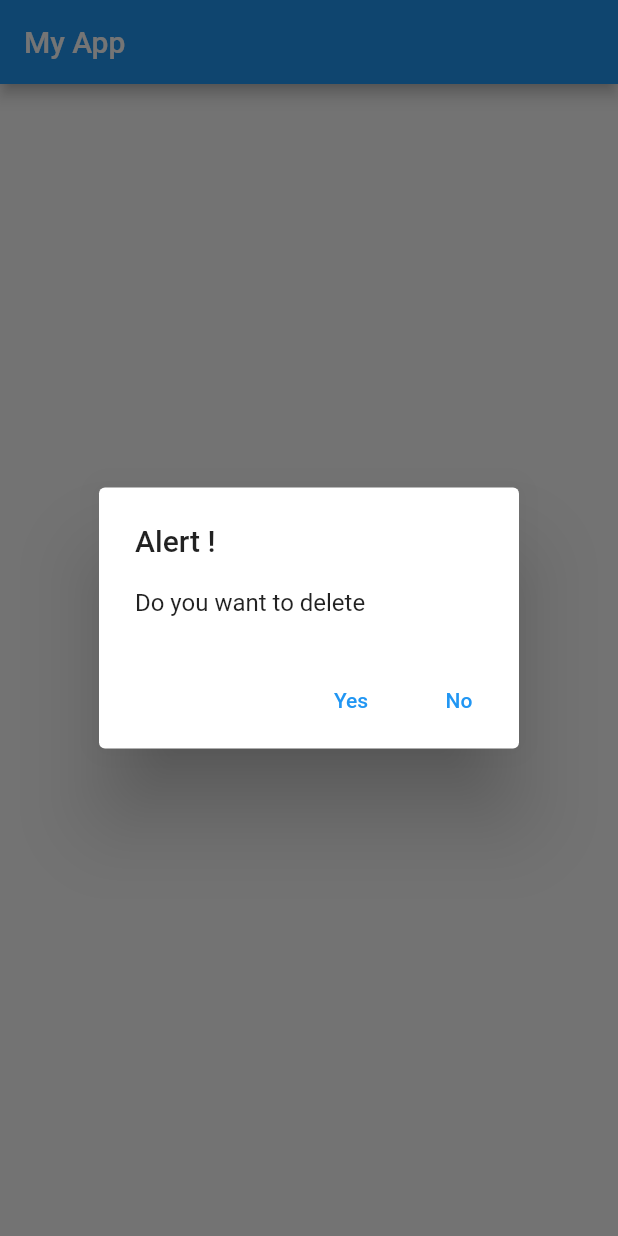
After one commit to IsratAra17/flutter_core, a Flutter app: the Alert_Dialog screen opened directly, after a tap on "click me", on a phone screen of 412 x 824 dp. The commit adds this screen. Run offline on Flutter 3.47's test engine with Material 2 defaults, Android fonts, the phone set to English and light mode, and no system bars.

Commit message:
Alert dialog file and code done

```diff
--- /dev/null
+++ b/lib/aleart_dialog.dart
@@ -0,0 +1,55 @@
+import 'package:flutter/cupertino.dart';
+import 'package:flutter/material.dart';
+
+class Alert_Dialog extends StatefulWidget {
+  const Alert_Dialog({Key? key}) : super(key: key);
+
+  @override
+  State<Alert_Dialog> createState() => _Alert_DialogState();
+}
+
+class _Alert_DialogState extends State<Alert_Dialog> {
+  @override
+  MySnackBar(message, context) {
+    ScaffoldMessenger.of(context).showSnackBar(
+      SnackBar(content: Text(message)),
+    );
+  }
+
+  MyAlertDialog(context)
+  {
+    return showDialog(context: context,
+        builder: (BuildContext context)
+    {
+      return Expanded(
+          child: AlertDialog(
+            title: Text("Alert !"),
+            content: Text("Do you want to delete"),
+            actions: [
+              TextButton(onPressed: (){
+                MySnackBar("Delete Success",context);
+                Navigator.of(context).pop();
+              }, child: Text("Yes")),
+              TextButton(onPressed: (){Navigator.of(context).pop();}, child: Text("No")),
+            ],
+          )
+      );
+    }
+    );
+  }
+  Widget build(BuildContext context) {
+     return Scaffold(
+        appBar: AppBar(
+          title: Text("My App"),
+        ),
+        body: Center(
+          child: ElevatedButton(child: Text("click me"),onPressed: (){
+            MyAlertDialog(context);},),
+        )
+    );
+
+  }
+
+
+
+}
--- a/lib/main.dart
+++ b/lib/main.dart
@@ -1,6 +1,7 @@
 import 'package:flutter/material.dart';
 import 'package:flutter_core/homepage.dart';
 
+import 'aleart_dialog.dart';
 import 'all_buttons.dart';
 
 void main() {
@@ -18,7 +19,7 @@ class MyApp extends StatelessWidget {
       theme: ThemeData(primarySwatch: Colors.blue,),
       debugShowCheckedModeBanner: false,
       darkTheme: ThemeData(primarySwatch: Colors.blue),
-      home: Btn_design(),
+      home: Alert_Dialog(),
     );
   }
 }
```
